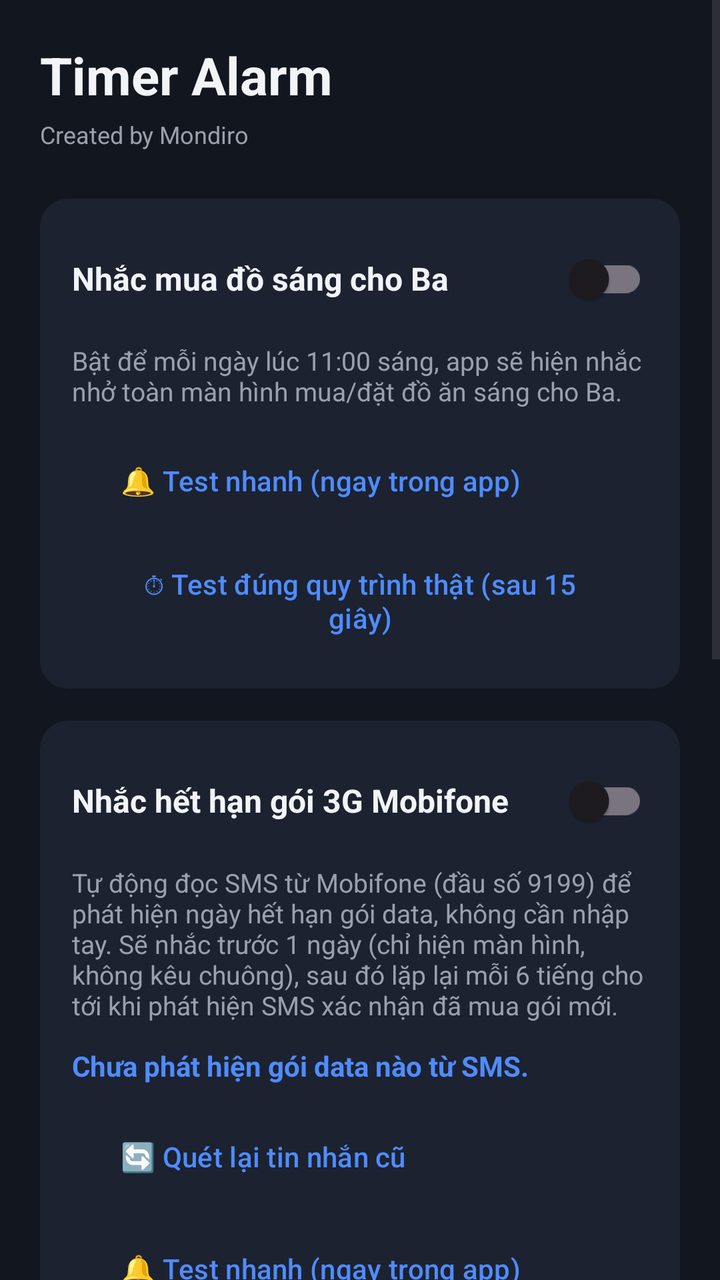
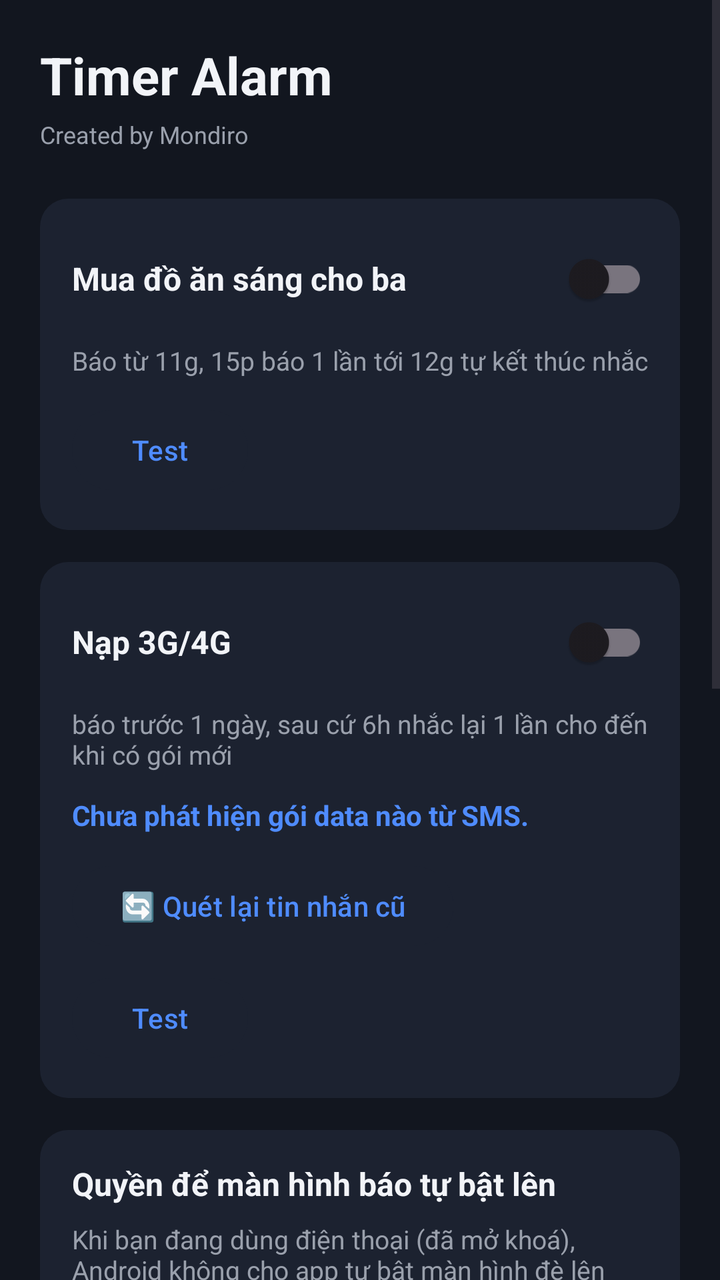

Two renders of the same Android screen: before a commit and after it. Below are the layout's source before the change and the commit's diff.
<!-- AndroidManifest.xml: application theme Theme.TimerAlarm -->
<!-- res/layout/activity_main.xml -->
<?xml version="1.0" encoding="utf-8"?>
<ScrollView xmlns:android="http://schemas.android.com/apk/res/android"
    android:layout_width="match_parent"
    android:layout_height="match_parent"
    android:background="@color/bg_main">

    <LinearLayout
        android:layout_width="match_parent"
        android:layout_height="wrap_content"
        android:orientation="vertical"
        android:padding="20dp">

        <TextView
            android:layout_width="wrap_content"
            android:layout_height="wrap_content"
            android:text="@string/app_name"
            android:textColor="@color/text_primary"
            android:textSize="26sp"
            android:textStyle="bold"
            android:layout_marginBottom="4dp" />

        <TextView
            android:layout_width="wrap_content"
            android:layout_height="wrap_content"
            android:text="@string/watermark"
            android:textColor="@color/text_dim"
            android:textSize="12sp"
            android:layout_marginBottom="24dp" />

        
        <LinearLayout
            android:layout_width="match_parent"
            android:layout_height="wrap_content"
            android:orientation="vertical"
            android:background="@drawable/bg_card"
            android:padding="16dp"
            android:layout_marginBottom="16dp">

            <LinearLayout
                android:layout_width="match_parent"
                android:layout_height="wrap_content"
                android:orientation="horizontal"
                android:gravity="center_vertical">

                <TextView
                    android:layout_width="0dp"
                    android:layout_height="wrap_content"
                    android:layout_weight="1"
                    android:text="@string/breakfast_title"
                    android:textColor="@color/text_primary"
                    android:textSize="16sp"
                    android:textStyle="bold" />

                <com.google.android.material.switchmaterial.SwitchMaterial
                    android:id="@+id/switchBreakfast"
                    android:layout_width="wrap_content"
                    android:layout_height="wrap_content" />
            </LinearLayout>

            <TextView
                android:layout_width="match_parent"
                android:layout_height="wrap_content"
                android:text="@string/breakfast_desc"
                android:textColor="@color/text_dim"
                android:textSize="13sp"
                android:layout_marginTop="8dp" />

            <Button
                android:id="@+id/btnTestFullScreen"
                android:layout_width="wrap_content"
                android:layout_height="wrap_content"
                android:text="@string/btn_test_fullscreen"
                android:textAllCaps="false"
                android:backgroundTint="@color/surface"
                android:textColor="@color/accent"
                android:layout_marginTop="12dp" />

            <Button
                android:id="@+id/btnTestRealBreakfast"
                android:layout_width="wrap_content"
                android:layout_height="wrap_content"
                android:text="@string/btn_test_real"
                android:textAllCaps="false"
                android:backgroundTint="@color/surface"
                android:textColor="@color/accent"
                android:layout_marginTop="8dp" />
        </LinearLayout>

        
        <LinearLayout
            android:layout_width="match_parent"
            android:layout_height="wrap_content"
            android:orientation="vertical"
            android:background="@drawable/bg_card"
            android:padding="16dp">

            <LinearLayout
                android:layout_width="match_parent"
                android:layout_height="wrap_content"
                android:orientation="horizontal"
                android:gravity="center_vertical">

                <TextView
                    android:layout_width="0dp"
                    android:layout_height="wrap_content"
                    android:layout_weight="1"
                    android:text="@string/data_title"
                    android:textColor="@color/text_primary"
                    android:textSize="16sp"
                    android:textStyle="bold" />

                <com.google.android.material.switchmaterial.SwitchMaterial
                    android:id="@+id/switchData"
                    android:layout_width="wrap_content"
                    android:layout_height="wrap_content" />
            </LinearLayout>

            <TextView
                android:layout_width="match_parent"
                android:layout_height="wrap_content"
                android:text="@string/data_desc"
                android:textColor="@color/text_dim"
                android:textSize="13sp"
                android:layout_marginTop="8dp" />

            <TextView
                android:id="@+id/tvExpiryStatus"
                android:layout_width="match_parent"
                android:layout_height="wrap_content"
                android:text="@string/data_status_none"
                android:textColor="@color/accent"
                android:textSize="14sp"
                android:textStyle="bold"
                android:layout_marginTop="12dp" />

            <Button
                android:id="@+id/btnRescan"
                android:layout_width="wrap_content"
                android:layout_height="wrap_content"
                android:text="@string/btn_rescan"
                android:textAllCaps="false"
                android:backgroundTint="@color/surface"
                android:textColor="@color/accent"
                android:layout_marginTop="12dp" />

            <Button
                android:id="@+id/btnTestDataExpiry"
                android:layout_width="wrap_content"
                android:layout_height="wrap_content"
                android:text="@string/btn_test_data_expiry"
                android:textAllCaps="false"
                android:backgroundTint="@color/surface"
                android:textColor="@color/accent"
                android:layout_marginTop="8dp" />

            <Button
                android:id="@+id/btnTestRealData"
                android:layout_width="wrap_content"
                android:layout_height="wrap_content"
                android:text="@string/btn_test_real"
                android:textAllCaps="false"
                android:backgroundTint="@color/surface"
                android:textColor="@color/accent"
                android:layout_marginTop="8dp" />
        </LinearLayout>

        
        <LinearLayout
            android:layout_width="match_parent"
            android:layout_height="wrap_content"
            android:orientation="vertical"
            android:background="@drawable/bg_card"
            android:padding="16dp"
            android:layout_marginTop="16dp">

            <TextView
                android:layout_width="match_parent"
                android:layout_height="wrap_content"
                android:text="@string/perm_title"
                android:textColor="@color/text_primary"
                android:textSize="16sp"
                android:textStyle="bold" />

            <TextView
                android:layout_width="match_parent"
                android:layout_height="wrap_content"
                android:text="@string/perm_desc"
                android:textColor="@color/text_dim"
                android:textSize="13sp"
                android:layout_marginTop="8dp" />

            <Button
                android:id="@+id/btnPermOverlay"
                android:layout_width="match_parent"
                android:layout_height="wrap_content"
                android:textAllCaps="false"
                android:gravity="start|center_vertical"
                android:backgroundTint="@color/surface"
                android:textColor="@color/accent"
                android:layout_marginTop="12dp" />

            <Button
                android:id="@+id/btnPermFsi"
                android:layout_width="match_parent"
                android:layout_height="wrap_content"
                android:textAllCaps="false"
                android:gravity="start|center_vertical"
                android:backgroundTint="@color/surface"
                android:textColor="@color/accent"
                android:layout_marginTop="8dp" />

            <Button
                android:id="@+id/btnPermBattery"
                android:layout_width="match_parent"
                android:layout_height="wrap_content"
                android:textAllCaps="false"
                android:gravity="start|center_vertical"
                android:backgroundTint="@color/surface"
                android:textColor="@color/accent"
                android:layout_marginTop="8dp" />
        </LinearLayout>

        
        <LinearLayout
            android:layout_width="match_parent"
            android:layout_height="wrap_content"
            android:orientation="vertical"
            android:background="@drawable/bg_card"
            android:padding="16dp"
            android:layout_marginTop="16dp">

            <TextView
                android:layout_width="match_parent"
                android:layout_height="wrap_content"
                android:text="@string/diag_title"
                android:textColor="@color/text_primary"
                android:textSize="16sp"
                android:textStyle="bold" />

            <TextView
                android:layout_width="match_parent"
                android:layout_height="wrap_content"
                android:text="@string/diag_desc"
                android:textColor="@color/text_dim"
                android:textSize="13sp"
                android:layout_marginTop="8dp" />

            <Button
                android:id="@+id/btnShowLog"
                android:layout_width="wrap_content"
                android:layout_height="wrap_content"
                android:text="@string/btn_show_log"
                android:textAllCaps="false"
                android:backgroundTint="@color/surface"
                android:textColor="@color/accent"
                android:layout_marginTop="12dp" />
        </LinearLayout>

    </LinearLayout>
</ScrollView>
<!-- resources referenced by this layout -->
<resources>
  <color name="accent">#4F8CFF</color>
  <color name="bg_main">#12161F</color>
  <color name="surface">#1C2230</color>
  <color name="text_dim">#9AA0AC</color>
  <color name="text_primary">#F2F4F8</color>
  <!-- drawable bg_card (drawable) -->
  <?xml version="1.0" encoding="utf-8"?>
  <shape xmlns:android="http://schemas.android.com/apk/res/android">
      <solid android:color="@color/surface" />
      <corners android:radius="14dp" />
  </shape>
  <string name="app_name">Timer Alarm</string>
  <string name="breakfast_desc">Bật để mỗi ngày lúc 11:00 sáng, app sẽ hiện nhắc nhở toàn màn hình mua/đặt đồ ăn sáng cho Ba.</string>
  <string name="breakfast_title">Nhắc mua đồ sáng cho Ba</string>
  <string name="btn_rescan">🔄 Quét lại tin nhắn cũ</string>
  <string name="btn_show_log">📋 Xem nhật ký chẩn đoán</string>
  <string name="btn_test_data_expiry">🔔 Test nhanh (ngay trong app)</string>
  <string name="btn_test_fullscreen">🔔 Test nhanh (ngay trong app)</string>
  <string name="btn_test_real">⏱ Test đúng quy trình thật (sau 15 giây)</string>
  <string name="data_desc">Tự động đọc SMS từ Mobifone (đầu số 9199) để phát hiện ngày hết hạn gói data, không cần nhập tay. Sẽ nhắc trước 1 ngày (chỉ hiện màn hình, không kêu chuông), sau đó lặp lại mỗi 6 tiếng cho tới khi phát hiện SMS xác nhận đã mua gói mới.</string>
  <string name="data_status_none">Chưa phát hiện gói data nào từ SMS.</string>
  <string name="data_title">Nhắc hết hạn gói 3G Mobifone</string>
  <string name="diag_desc">Nhật ký ghi lại từng bước mỗi lần báo, giúp tìm nguyên nhân nếu màn hình không tự bật.</string>
  <string name="diag_title">Chẩn đoán</string>
  <string name="perm_desc">Khi bạn đang dùng điện thoại (đã mở khoá), Android không cho app tự bật màn hình đè lên app khác nếu chưa có quyền \"Hiển thị trên các ứng dụng khác\". Hãy bật đủ các quyền dưới đây.</string>
  <string name="perm_title">Quyền để màn hình báo tự bật lên</string>
  <string name="watermark">Created by Mondiro</string>
  <style name="Theme.TimerAlarm" parent="Theme.Material3.DayNight.NoActionBar">
          <item name="colorPrimary">@color/accent</item>
          <item name="android:windowBackground">@color/bg_main</item>
      </style>
</resources>

<!-- the commit's change to res/layout/activity_main.xml (unified diff, before → after) -->
@@ -66,16 +66,6 @@
                 android:layout_marginTop="8dp" />
 
             <Button
-                android:id="@+id/btnTestFullScreen"
-                android:layout_width="wrap_content"
-                android:layout_height="wrap_content"
-                android:text="@string/btn_test_fullscreen"
-                android:textAllCaps="false"
-                android:backgroundTint="@color/surface"
-                android:textColor="@color/accent"
-                android:layout_marginTop="12dp" />
-
-            <Button
                 android:id="@+id/btnTestRealBreakfast"
                 android:layout_width="wrap_content"
                 android:layout_height="wrap_content"
@@ -83,7 +73,7 @@
                 android:textAllCaps="false"
                 android:backgroundTint="@color/surface"
                 android:textColor="@color/accent"
-                android:layout_marginTop="8dp" />
+                android:layout_marginTop="12dp" />
         </LinearLayout>
 
         
@@ -144,16 +134,6 @@
                 android:layout_marginTop="12dp" />
 
             <Button
-                android:id="@+id/btnTestDataExpiry"
-                android:layout_width="wrap_content"
-                android:layout_height="wrap_content"
-                android:text="@string/btn_test_data_expiry"
-                android:textAllCaps="false"
-                android:backgroundTint="@color/surface"
-                android:textColor="@color/accent"
-                android:layout_marginTop="8dp" />
-
-            <Button
                 android:id="@+id/btnTestRealData"
                 android:layout_width="wrap_content"
                 android:layout_height="wrap_content"
@@ -256,5 +236,44 @@
                 android:layout_marginTop="12dp" />
         </LinearLayout>
 
+        
+        <LinearLayout
+            android:layout_width="match_parent"
+            android:layout_height="wrap_content"
+            android:orientation="vertical"
+            android:background="@drawable/bg_card"
+            android:padding="16dp"
+            android:layout_marginTop="16dp">
+
+            <LinearLayout
+                android:layout_width="match_parent"
+                android:layout_height="wrap_content"
+                android:orientation="horizontal"
+                android:gravity="center_vertical">
+
+                <TextView
+                    android:layout_width="0dp"
+                    android:layout_height="wrap_content"
+                    android:layout_weight="1"
+                    android:text="@string/sound_title"
+                    android:textColor="@color/text_primary"
+                    android:textSize="16sp"
+                    android:textStyle="bold" />
+
+                <com.google.android.material.switchmaterial.SwitchMaterial
+                    android:id="@+id/switchSound"
+                    android:layout_width="wrap_content"
+                    android:layout_height="wrap_content" />
+            </LinearLayout>
+
+            <TextView
+                android:layout_width="match_parent"
+                android:layout_height="wrap_content"
+                android:text="@string/sound_desc"
+                android:textColor="@color/text_dim"
+                android:textSize="13sp"
+                android:layout_marginTop="8dp" />
+        </LinearLayout>
+
     </LinearLayout>
 </ScrollView>
<!-- resource entries referenced after the edit -->
@@ -12,20 +12,20 @@
       <corners android:radius="14dp" />
   </shape>
   <string name="app_name">Timer Alarm</string>
-  <string name="breakfast_desc">Bật để mỗi ngày lúc 11:00 sáng, app sẽ hiện nhắc nhở toàn màn hình mua/đặt đồ ăn sáng cho Ba.</string>
-  <string name="breakfast_title">Nhắc mua đồ sáng cho Ba</string>
+  <string name="breakfast_desc">Báo từ 11g, 15p báo 1 lần tới 12g tự kết thúc nhắc</string>
+  <string name="breakfast_title">Mua đồ ăn sáng cho ba</string>
   <string name="btn_rescan">🔄 Quét lại tin nhắn cũ</string>
   <string name="btn_show_log">📋 Xem nhật ký chẩn đoán</string>
-  <string name="btn_test_data_expiry">🔔 Test nhanh (ngay trong app)</string>
-  <string name="btn_test_fullscreen">🔔 Test nhanh (ngay trong app)</string>
-  <string name="btn_test_real">⏱ Test đúng quy trình thật (sau 15 giây)</string>
-  <string name="data_desc">Tự động đọc SMS từ Mobifone (đầu số 9199) để phát hiện ngày hết hạn gói data, không cần nhập tay. Sẽ nhắc trước 1 ngày (chỉ hiện màn hình, không kêu chuông), sau đó lặp lại mỗi 6 tiếng cho tới khi phát hiện SMS xác nhận đã mua gói mới.</string>
+  <string name="btn_test_real">Test</string>
+  <string name="data_desc">báo trước 1 ngày, sau cứ 6h nhắc lại 1 lần cho đến khi có gói mới</string>
   <string name="data_status_none">Chưa phát hiện gói data nào từ SMS.</string>
-  <string name="data_title">Nhắc hết hạn gói 3G Mobifone</string>
+  <string name="data_title">Nạp 3G/4G</string>
   <string name="diag_desc">Nhật ký ghi lại từng bước mỗi lần báo, giúp tìm nguyên nhân nếu màn hình không tự bật.</string>
   <string name="diag_title">Chẩn đoán</string>
   <string name="perm_desc">Khi bạn đang dùng điện thoại (đã mở khoá), Android không cho app tự bật màn hình đè lên app khác nếu chưa có quyền \"Hiển thị trên các ứng dụng khác\". Hãy bật đủ các quyền dưới đây.</string>
   <string name="perm_title">Quyền để màn hình báo tự bật lên</string>
+  <string name="sound_desc">Bật thêm chuông báo (ngoài rung) cho cả 2 mục nhắc phía trên.</string>
+  <string name="sound_title">Âm thanh khi báo</string>
   <string name="watermark">Created by Mondiro</string>
   <style name="Theme.TimerAlarm" parent="Theme.Material3.DayNight.NoActionBar">
           <item name="colorPrimary">@color/accent</item>
